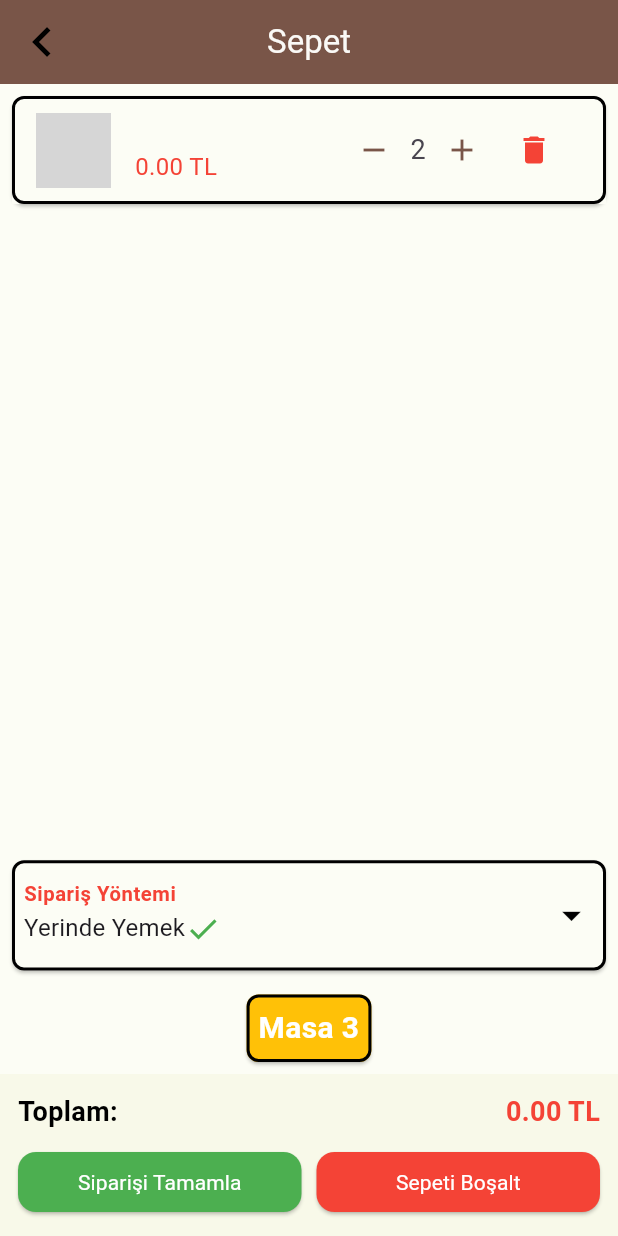
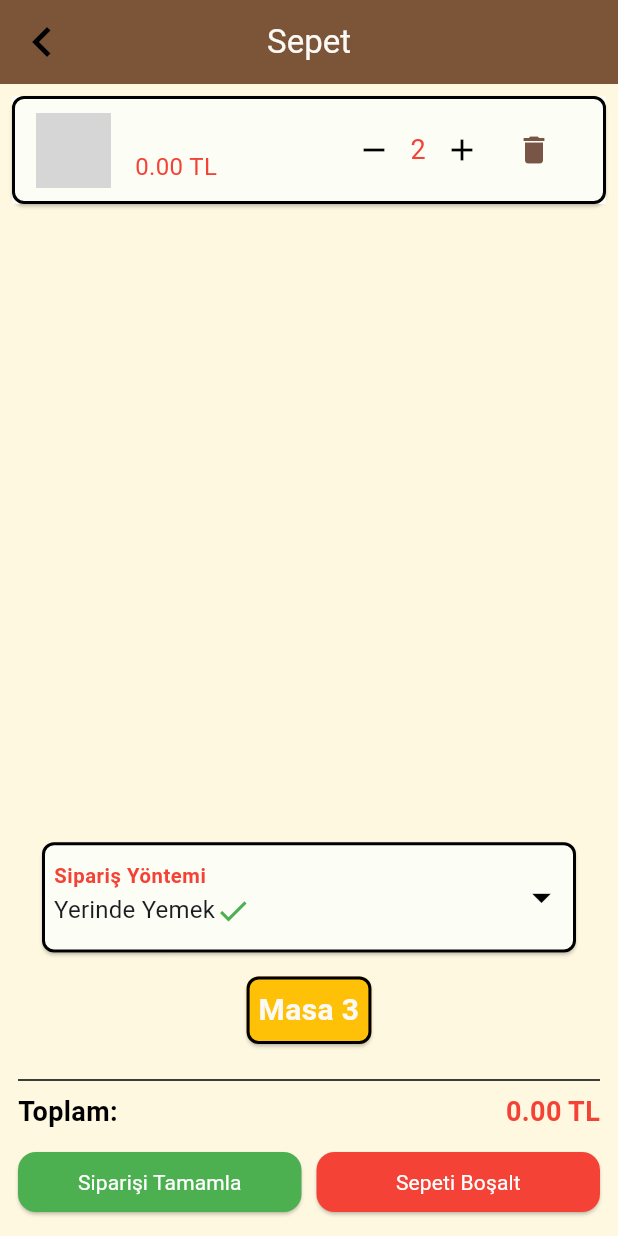
Before and after one commit to ayselcetin07/my_cafe_app, a Flutter app: the ProductDetail screen opened directly with empty values, after a tap on the "add" icon, after a tap on "Sepete Ekle", on a phone screen of 412 x 824 dp. Run offline on Flutter 3.47's test engine with Material 3 defaults, Android fonts, the phone set to English and light mode, and no system bars; network calls fail; Roboto replaces fonts that are missing (Times New Roman); grey boxes are pictures that could not be loaded.

Commit message:
cartscreen veritabanı baglantısı yapıldı

```diff
--- a/lib/models/cart.dart
+++ b/lib/models/cart.dart
@@ -1,30 +1,31 @@
 import 'package:flutter/material.dart';
+import 'menuItem.dart';
 
 class Cart with ChangeNotifier {
-  List<Map<String, dynamic>> _items = [];
+  final List<Map<String, dynamic>> _items = [];
 
   List<Map<String, dynamic>> get items => _items;
 
-  double get totalPrice {
-    return _items.fold(
-        0.0, (sum, item) => sum + (item["price"] * item["quantity"]));
+  double get totalPrice => _items.fold(
+      0, (total, current) => total + current['price'] * current['quantity']);
+
+  void addItem(MenuItem menuItem, int quantity) {
+    final index = _items.indexWhere((item) => item['name'] == menuItem.name);
+    if (index >= 0) {
+      _items[index]['quantity'] += quantity;
+    } else {
+      _items.add({
+        'name': menuItem.name,
+        'price': menuItem.price,
+        'quantity': quantity,
+        'imageUrl': menuItem.imageUrl,
+      });
+    }
+    notifyListeners();
   }
 
-  void addItem(String name, double price, int quantity, {String? imageUrl}) {
-    final index = _items.indexWhere((item) => item["name"] == name);
-    if (index >= 0) {
-      _items[index]["quantity"] += quantity;
-      if (_items[index]["quantity"] <= 0) {
-        _items.removeAt(index);
-      }
-    } else {
-      _items.add({
-        "name": name,
-        "price": price,
-        "quantity": quantity,
-        "imageUrl": imageUrl ?? '' // imageUrl boşsa boş string olarak ekle
-      });
-    }
+  void removeItem(String name) {
+    _items.removeWhere((item) => item['name'] == name);
     notifyListeners();
   }
 
@@ -32,9 +33,4 @@ class Cart with ChangeNotifier {
     _items.clear();
     notifyListeners();
   }
-
-  void removeItem(String name) {
-    _items.removeWhere((item) => item["name"] == name);
-    notifyListeners();
-  }
 }
--- a/lib/screens/cartPage.dart
+++ b/lib/screens/cart_screen.dart
@@ -1,18 +1,17 @@
 import 'package:flutter/material.dart';
-import 'package:my_cafe_app/models/cart.dart';
+import 'package:my_cafe_app/models/cart.dart'; // Cart sınıfını içe aktar
+import 'package:my_cafe_app/models/menuItem.dart';
 import 'package:my_cafe_app/utilities/constants.dart';
 import 'package:provider/provider.dart';
 
-class CartPage extends StatefulWidget {
+class CartScreen extends StatefulWidget {
   @override
-  _CartPageState createState() => _CartPageState();
+  _CartScreenState createState() => _CartScreenState();
 }
 
-class _CartPageState extends State<CartPage> {
+class _CartScreenState extends State<CartScreen> {
   String _selectedOrderType = 'Yerinde Yemek';
   final List<String> _orderTypes = ['Yerinde Yemek', 'Paket'];
-
-  Color _buttonColor = Colors.green;
 
   @override
   Widget build(BuildContext context) {
@@ -25,40 +24,115 @@ class _CartPageState extends State<CartPage> {
             Navigator.of(context).pop();
           },
         ),
-        backgroundColor: Colors.brown,
+        backgroundColor: AppColors.brown,
         title: const Text(
           "Sepet",
           style: TextStyle(
               color: AppColors.kirikbeyaz, fontFamily: "Times New Roman"),
         ),
       ),
-      body: _buildBody(context),
+      body: Container(
+        color: Colors.amber[50], // Burada tek renk belirtiyoruz
+        child: Consumer<Cart>(
+          builder: (context, cart, child) {
+            return ListView.builder(
+              itemCount: cart.items.length,
+              itemBuilder: (context, index) {
+                final item = cart.items[index];
+                return _buildCartItem(context, item);
+              },
+            );
+          },
+        ),
+      ),
       bottomNavigationBar: _buildBottomBar(context),
     );
   }
 
-  Widget _buildBody(BuildContext context) {
-    return Container(
-      color: Color(0XFFFCFDF5), // Burada arka plan rengini ayarlayabilirsiniz
-      child: Column(
-        children: [
-          Expanded(
-            child: Container(
-              height: 100.0, // Belirli bir yükseklik ayarlayın
-              child: Scrollbar(
-                child: ListView.builder(
-                  itemCount: Provider.of<Cart>(context).items.length,
-                  itemBuilder: (context, index) {
-                    final item = Provider.of<Cart>(context).items[index];
-                    return _buildCartItem(context, item);
-                  },
+  Widget _buildCartItem(BuildContext context, Map<String, dynamic> item) {
+    return Card(
+      color: Color(0XFFFFFDD0),
+      shape: RoundedRectangleBorder(
+        side: BorderSide(color: Colors.black, width: 2),
+        borderRadius: BorderRadius.circular(8.0),
+      ),
+      margin: EdgeInsets.all(8.0),
+      child: ListTile(
+        tileColor: Color(0XFFFCFDF5),
+        leading: Image.asset(
+          item['imageUrl'],
+          width: 50,
+          height: 50,
+          fit: BoxFit.cover,
+        ),
+        title: Text(
+          item['name'],
+          style: TextStyle(
+            fontSize: 15.0,
+            fontWeight: FontWeight.bold,
+            color: Colors.black,
+          ),
+        ),
+        subtitle: Row(
+          children: [
+            Expanded(
+              child: Text(
+                "${(item['price'] * item['quantity']).toStringAsFixed(2)} TL",
+                style: TextStyle(
+                  fontSize: 16.0,
+                  color: Colors.red,
                 ),
+                overflow: TextOverflow.clip,
               ),
             ),
-          ),
-          _buildOrderTypeCard(),
-          _buildTableNumberCard(),
-        ],
+          ],
+        ),
+        trailing: Row(
+          mainAxisSize: MainAxisSize.min,
+          children: [
+            IconButton(
+              icon: Icon(Icons.remove, color: Colors.black),
+              onPressed: () {
+                if (item['quantity'] > 1) {
+                  Provider.of<Cart>(context, listen: false).addItem(
+                    MenuItem(
+                      name: item['name'],
+                      description: '',
+                      price: item['price'],
+                      imageUrl: item['imageUrl'],
+                    ),
+                    -1,
+                  );
+                }
+              },
+            ),
+            Text(
+              item['quantity'].toString(),
+              style: TextStyle(fontSize: 18.0, color: Colors.red),
+            ),
+            IconButton(
+              icon: Icon(Icons.add, color: Colors.black),
+              onPressed: () {
+                Provider.of<Cart>(context, listen: false).addItem(
+                  MenuItem(
+                    name: item['name'],
+                    description: '',
+                    price: item['price'],
+                    imageUrl: item['imageUrl'],
+                  ),
+                  1,
+                );
+              },
+            ),
+            IconButton(
+              icon: Icon(Icons.delete, color: Colors.brown),
+              onPressed: () {
+                Provider.of<Cart>(context, listen: false)
+                    .removeItem(item['name']);
+              },
+            ),
+          ],
+        ),
       ),
     );
   }
@@ -134,7 +208,7 @@ class _CartPageState extends State<CartPage> {
         child: Text(
           'Masa 3',
           style: TextStyle(
-            color: Colors.white,
+            color: AppColors.kirikbeyaz,
             fontSize: 20.0,
             fontWeight: FontWeight.bold,
           ),
@@ -144,95 +218,23 @@ class _CartPageState extends State<CartPage> {
     );
   }
 
-  Widget _buildCartItem(BuildContext context, Map<String, dynamic> item) {
-    return Card(
-      shape: RoundedRectangleBorder(
-        side: BorderSide(color: Colors.black, width: 2),
-        borderRadius: BorderRadius.circular(8.0),
-      ),
-      margin: EdgeInsets.all(8.0),
-      child: ListTile(
-        tileColor: Color(
-            0XFFFCFDF5), // Burada item arka plan rengini ayarlayabilirsiniz
-        leading: Image.network(
-          item["imageUrl"],
-          width: 50,
-          height: 50,
-          fit: BoxFit.cover,
-        ),
-        title: Text(
-          item["name"],
-          style: TextStyle(
-            fontSize: 17.0,
-            fontWeight: FontWeight.bold,
-            color: Colors.black,
-          ),
-        ),
-        subtitle: Row(
-          children: [
-            Expanded(
-              child: Text(
-                "${(item["price"] * item["quantity"]).toStringAsFixed(2)} TL",
-                style: TextStyle(
-                  fontSize: 16.0,
-                  color: Colors.red,
-                ),
-                overflow: TextOverflow.clip,
-              ),
-            ),
-          ],
-        ),
-        trailing: Row(
-          mainAxisSize: MainAxisSize.min,
-          children: [
-            IconButton(
-              icon: Icon(Icons.remove, color: Colors.brown),
-              onPressed: () {
-                if (item["quantity"] > 1) {
-                  Provider.of<Cart>(context, listen: false).addItem(
-                    item["name"],
-                    item["price"],
-                    -1,
-                    imageUrl: item["imageUrl"],
-                  );
-                }
-              },
-            ),
-            Text(
-              item["quantity"].toString(),
-              style: TextStyle(fontSize: 18.0),
-            ),
-            IconButton(
-              icon: Icon(Icons.add, color: Colors.brown),
-              onPressed: () {
-                Provider.of<Cart>(context, listen: false).addItem(
-                  item["name"],
-                  item["price"],
-                  1,
-                  imageUrl: item["imageUrl"],
-                );
-              },
-            ),
-            IconButton(
-              icon: Icon(Icons.delete, color: Colors.red),
-              onPressed: () {
-                Provider.of<Cart>(context, listen: false)
-                    .removeItem(item["name"]);
-              },
-            ),
-          ],
-        ),
-      ),
-    );
-  }
-
   Widget _buildBottomBar(BuildContext context) {
     return Container(
-      color: Color(0XFFF8F9E9),
+      color: Colors.amber[50],
       padding: EdgeInsets.all(12.0),
       child: Column(
         mainAxisSize: MainAxisSize.min,
         children: [
+          Container(
+            padding: EdgeInsets.all(8.0),
+            child: Column(
+              children: [
+                _buildOrderTypeCard(),
+                _buildTableNumberCard(),
+              ],
+            ),
+          ),
+          Divider(color: Colors.black),
           Row(
             mainAxisAlignment: MainAxisAlignment.spaceBetween,
             children: [
@@ -266,14 +268,14 @@ class _CartPageState extends State<CartPage> {
               Expanded(
                 child: ElevatedButton(
                   style: ElevatedButton.styleFrom(
-                    backgroundColor: _buttonColor,
+                    backgroundColor: Colors.green,
                     foregroundColor: Colors.white,
                     shape: RoundedRectangleBorder(
-                      borderRadius: BorderRadius.circular(12.0), // Oval köşeler
+                      borderRadius: BorderRadius.circular(12.0),
                     ),
                   ),
                   onPressed: () {
-                    //sipariş tamamlama işlemi burada yapılabilir
+                    // Siparişi tamamlama işlemi burada yapılabilir
                   },
                   child: Text('Siparişi Tamamla'),
                 ),
@@ -285,7 +287,7 @@ class _CartPageState extends State<CartPage> {
                     backgroundColor: Colors.red,
                     foregroundColor: Colors.white,
                     shape: RoundedRectangleBorder(
-                      borderRadius: BorderRadius.circular(12.0), // Oval köşeler
+                      borderRadius: BorderRadius.circular(12.0),
                     ),
                   ),
                   onPressed: () {
--- a/lib/screens/menu_screen.dart
+++ b/lib/screens/menu_screen.dart
@@ -2,10 +2,10 @@ import 'package:flutter/material.dart';
 
 import 'package:my_cafe_app/models/category.dart';
 import 'package:my_cafe_app/models/menuItem.dart';
+import 'package:my_cafe_app/screens/cart_screen.dart';
 import 'package:my_cafe_app/services/category_service.dart';
 import 'package:my_cafe_app/services/menu_service.dart';
 import 'package:my_cafe_app/widgets/menuRow.dart';
-import 'package:my_cafe_app/screens/cartPage.dart';
 import 'package:my_cafe_app/screens/loginPage.dart';
 import 'package:my_cafe_app/utilities/constants.dart';
 
@@ -50,7 +50,7 @@ class _MenuScreenState extends State<MenuScreen> {
             onPressed: () {
               Navigator.push(
                 context,
-                MaterialPageRoute(builder: (context) => CartPage()),
+                MaterialPageRoute(builder: (context) => CartScreen()),
               );
             },
           ),
@@ -66,7 +66,7 @@ class _MenuScreenState extends State<MenuScreen> {
         ],
       ),
       body: Container(
-        color: Color.fromARGB(255, 124, 85, 56),
+        color: AppColors.brown,
         child: Column(
           mainAxisAlignment: MainAxisAlignment.center,
           children: <Widget>[
--- a/lib/screens/productDetail.dart
+++ b/lib/screens/productDetail.dart
@@ -1,6 +1,6 @@
 import 'package:flutter/material.dart';
 import 'package:my_cafe_app/models/cart.dart';
-import 'package:my_cafe_app/screens/cartPage.dart';
+import 'package:my_cafe_app/screens/cart_screen.dart';
 import 'package:my_cafe_app/utilities/constants.dart';
 import 'package:provider/provider.dart';
 import 'package:my_cafe_app/models/menuItem.dart';
@@ -29,7 +29,7 @@ class _ProductDetailState extends State<ProductDetail> {
             Navigator.of(context).pop();
           },
         ),
-        backgroundColor: Colors.brown,
+        backgroundColor: AppColors.brown,
         title: const Text(
           "Product Detail",
           style: TextStyle(
@@ -195,7 +195,7 @@ class _ProductDetailState extends State<ProductDetail> {
                     borderSide: BorderSide(color: AppColors.brown),
                   ),
                   filled: true,
-                  fillColor: Colors.brown,
+                  fillColor: AppColors.brown,
                 ),
                 maxLines: null,
                 keyboardType: TextInputType.multiline,
@@ -241,7 +241,10 @@ class _ProductDetailState extends State<ProductDetail> {
         mainAxisAlignment: MainAxisAlignment.center,
         children: [
           IconButton(
-            icon: const Icon(Icons.remove),
+            icon: const Icon(
+              Icons.remove,
+              color: Colors.black,
+            ),
             onPressed: () {
               setState(() {
                 if (_quantity > 1) _quantity--;
@@ -253,7 +256,7 @@ class _ProductDetailState extends State<ProductDetail> {
             style: const TextStyle(fontSize: 20.0, color: Colors.red),
           ),
           IconButton(
-            icon: const Icon(Icons.add),
+            icon: const Icon(Icons.add, color: Colors.black),
             onPressed: () {
               setState(() {
                 _quantity++;
@@ -293,7 +296,7 @@ class _ProductDetailState extends State<ProductDetail> {
             width: MediaQuery.of(context).size.width / 2,
             child: ElevatedButton(
               style: ElevatedButton.styleFrom(
-                backgroundColor: Colors.brown,
+                backgroundColor: AppColors.brown,
                 foregroundColor: Colors.white,
                 shape: RoundedRectangleBorder(
                   borderRadius: BorderRadius.circular(18.0),
@@ -302,16 +305,14 @@ class _ProductDetailState extends State<ProductDetail> {
               onPressed: () {
                 // Sepete ekleme işlemi burada yapılabilir
                 Provider.of<Cart>(context, listen: false).addItem(
-                  widget.menuItem.name,
-                  widget.menuItem.price,
+                  widget.menuItem,
                   _quantity,
-                  imageUrl: widget.menuItem.imageUrl,
                 );
 
                 // Sepet sayfasına yönlendirme
                 Navigator.push(
                   context,
-                  MaterialPageRoute(builder: (context) => CartPage()),
+                  MaterialPageRoute(builder: (context) => CartScreen()),
                 );
               },
               child: Text('Sepete Ekle'),
--- a/pubspec.yaml
+++ b/pubspec.yaml
@@ -98,7 +98,7 @@ flutter:
       fonts:
         - asset: assets/fonts/Roboto-Regular.ttf
         - asset: assets/fonts/Roboto-Bold.ttf
-          weight: 700
+          weight: 500
 
 
 
```
Also changed, not shown: lib/screens/productList.dart (deleted, +0 -104 lines), lib/widgets/menuRow.dart (+19 -7 lines).
